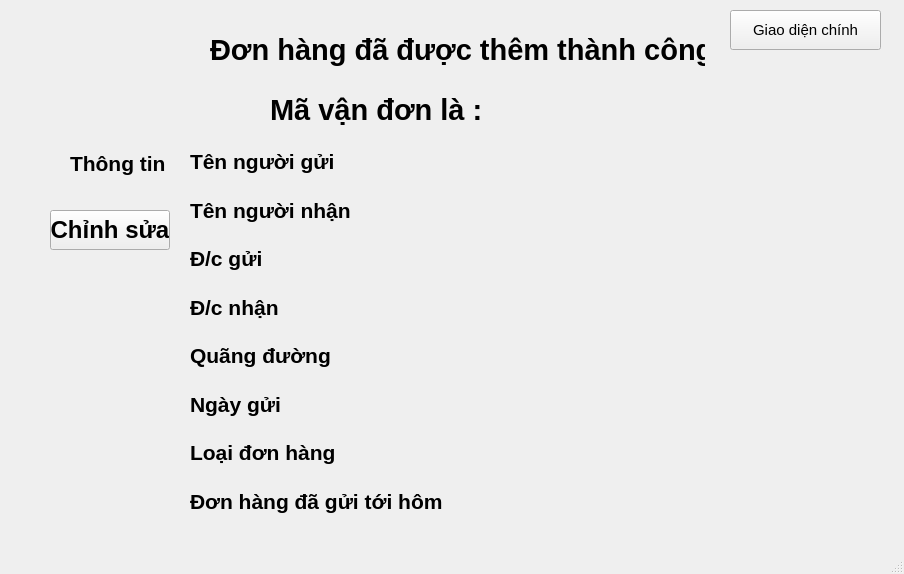
LeTuan-iu-HKN/GUI-, file ThuNg/mainwindow.ui: the form before one commit.
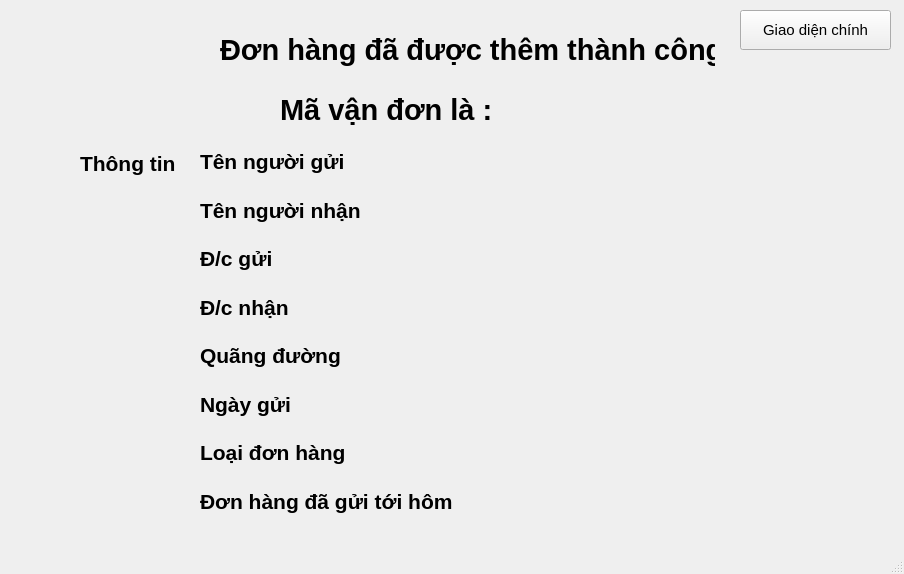
The form after the commit. The open tabs and pages were chosen to show the change.

What changed in the file:
```diff
--- a/ThuNg/mainwindow.ui
+++ b/ThuNg/mainwindow.ui
@@ -17,7 +17,7 @@
    <widget class="QStackedWidget" name="stackedWidget">
     <property name="geometry">
      <rect>
-      <x>10</x>
+      <x>20</x>
       <y>10</y>
       <width>871</width>
       <height>531</height>
@@ -770,26 +770,7 @@
        </item>
       </layout>
      </widget>
-     <widget class="QPushButton" name="pushButton_18">
-      <property name="geometry">
-       <rect>
-        <x>40</x>
-        <y>200</y>
-        <width>120</width>
-        <height>40</height>
-       </rect>
-      </property>
-      <property name="font">
-       <font>
-        <pointsize>18</pointsize>
-        <bold>true</bold>
-       </font>
-      </property>
-      <property name="text">
-       <string>Chỉnh sửa</string>
-      </property>
-     </widget>
-     <widget class="QPushButton" name="pushButton_20">
+     <widget class="QPushButton" name="pushButtonVeGDCPageThemThanhCong">
       <property name="geometry">
        <rect>
         <x>720</x>
```
Left out of the diff: 43 changed lines with no effect on the pictures.
